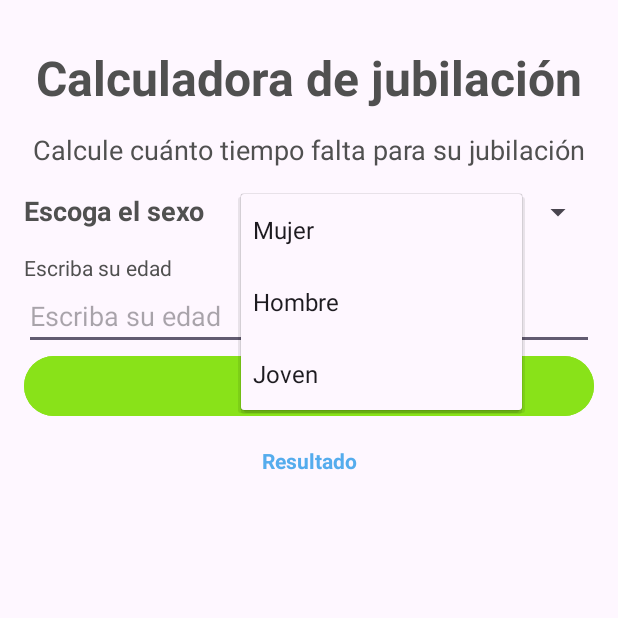
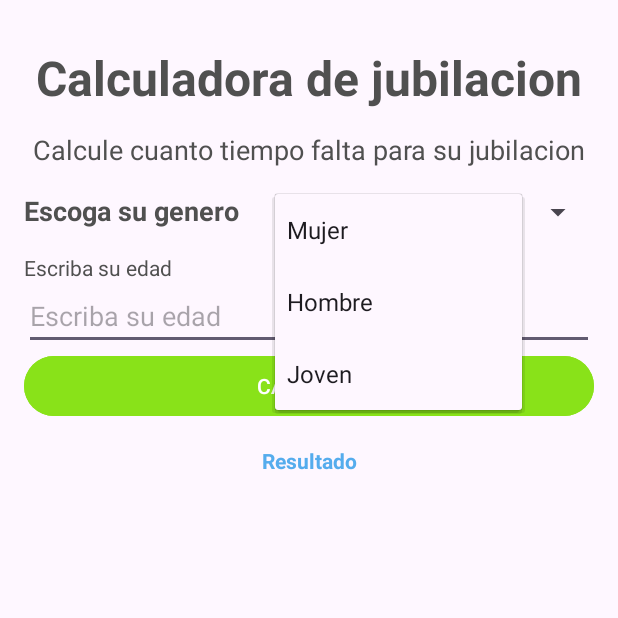
Before and after one commit to wilsonquispealanoca/retirement-calculator, an Android app: the screen it shows after launch (MainActivity), after a tap on "Mujer", on a phone screen of 412 x 824 dp, the top half of it. Run offline under Robolectric (Android 15) with nearby library versions, the phone set to English and light mode, and no system bars.

Commit message:
ADD: languages files English, Aymara and Spanish

```diff
--- a/app/src/main/res/layout/activity_main.xml
+++ b/app/src/main/res/layout/activity_main.xml
@@ -10,7 +10,7 @@
     <TextView
         android:layout_width="match_parent"
         android:layout_height="wrap_content"
-        android:text="@string/app_name"
+        android:text="@string/title_app"
         android:textSize="32sp"
         android:textStyle="bold"
         android:gravity="center"
@@ -21,7 +21,7 @@
     <TextView
         android:layout_width="match_parent"
         android:layout_height="wrap_content"
-        android:text="@string/subtitle"
+        android:text="@string/subtitle_app"
         android:textSize="18sp"
         android:gravity="center"
         android:textColor="@color/black"
@@ -34,10 +34,10 @@
         <TextView
             android:layout_width="wrap_content"
             android:layout_height="wrap_content"
-            android:text="Escoga el sexo"
+            android:text="@string/chose_gender"
             android:textStyle="bold"
             android:textSize="18sp"
-            android:layout_marginRight="24dp"
+            android:layout_marginEnd="24dp"
             android:textColor="@color/black"
             />
         <Spinner
@@ -51,14 +51,14 @@
     <TextView
         android:layout_width="match_parent"
         android:layout_height="wrap_content"
-        android:text="Escriba su edad"
+        android:text="@string/escriba_su_edad"
         android:textColor="@color/black"
         />
     <EditText
         android:id="@+id/txt_edt_age"
         android:layout_width="match_parent"
         android:layout_height="wrap_content"
-        android:hint="Escriba su edad"
+        android:hint="@string/escriba_su_edad"
         android:inputType="number"
 
         />
@@ -67,13 +67,13 @@
         android:layout_width="match_parent"
         android:layout_height="wrap_content"
         android:backgroundTint="@color/greenDuo"
-        android:text="CALCULAR"
+        android:text="@string/calcular"
         />
     <TextView
         android:id="@+id/txt_result"
         android:layout_width="match_parent"
         android:layout_height="wrap_content"
-        android:text="Resultado"
+        android:text="@string/resultado"
         android:gravity="center"
         android:layout_marginVertical="16dp"
         android:textStyle="bold"
--- a/app/src/main/res/values/strings.xml
+++ b/app/src/main/res/values/strings.xml
@@ -1,9 +1,15 @@
 <resources>
-    <string name="app_name">Calculadora de jubilación</string>
-    <string name="subtitle">Calcule cuánto tiempo falta para su jubilación</string>
+    <string name="title_app">Calculadora de jubilacion</string>
+    <string name="subtitle_app">Calcule cuanto tiempo falta para su jubilacion</string>
+    <string name="chose_gender">Escoga su genero</string>
+    <string name="escriba_su_edad">Escriba su edad</string>
+    <string name="calcular">CALCULAR</string>
+    <string name="resultado">Resultado</string>
+    <string name="woman">Mujer</string>
+    <string name="man">Hombre</string>
     <string-array name="spinner">
-        <item>Mujer</item>
-        <item>Hombre</item>
-        <item>Joven</item>
+        <item name="woman">Mujer</item>
+        <item name="man">Hombre</item>
+        <item name="young">Joven</item>
     </string-array>
 </resources>
```
Also changed, not shown: 2 other files.
